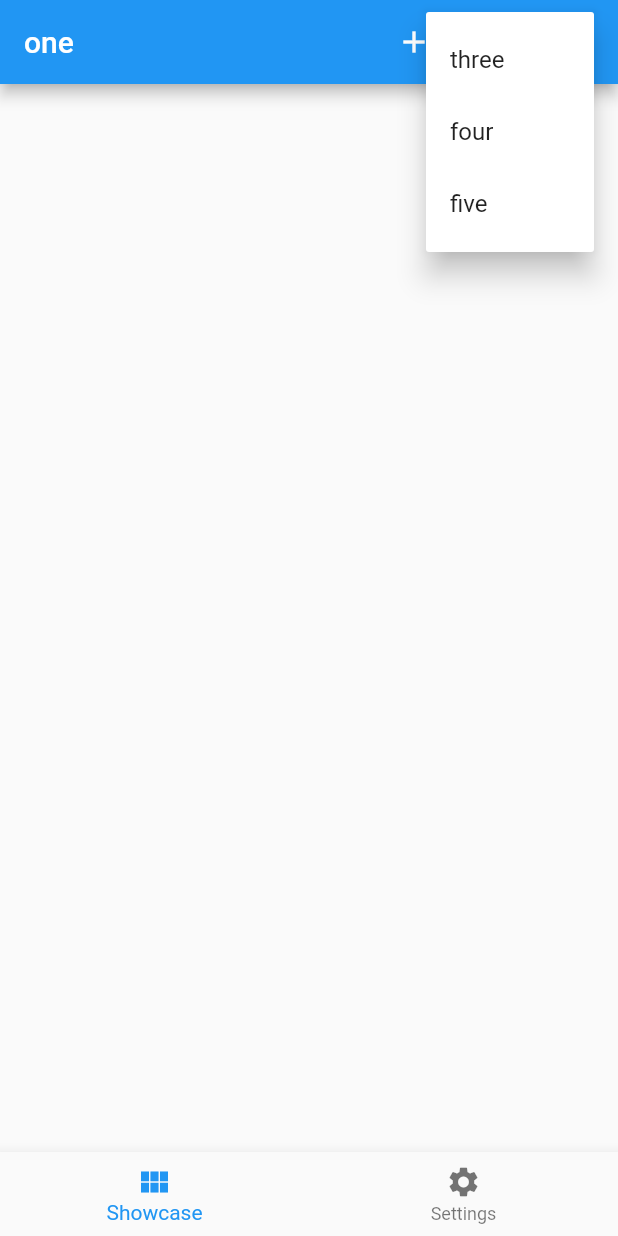
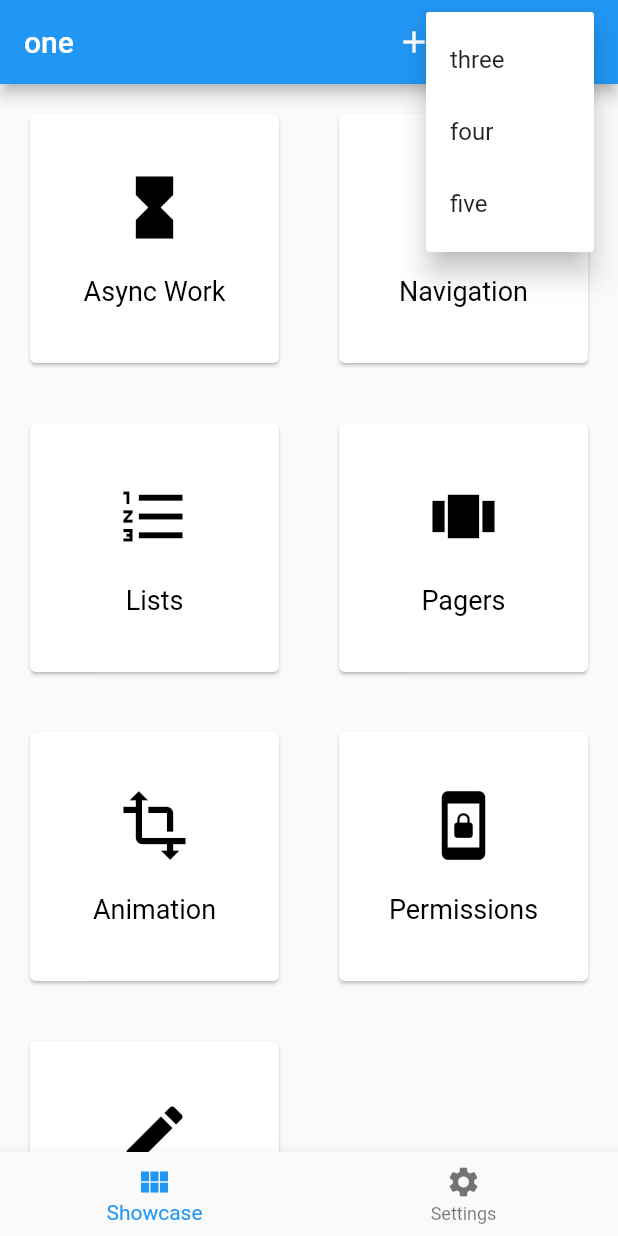
Before and after one commit to BrackeNavaron/bachproef_sourcecode, a Flutter app: the screen it shows after launch, after a tap on the "more vert" icon, on a phone screen of 412 x 824 dp. Run offline on Flutter 3.47's test engine with Material 2 defaults, Android fonts, the phone set to English and light mode, and no system bars; our stand-ins replace responsive_builder.

Commit message:
Added Choice Grid

```diff
--- a/flutter/bachelorproef/lib/widgets/choiceGrid.dart
+++ b/flutter/bachelorproef/lib/widgets/choiceGrid.dart
@@ -4,14 +4,103 @@ import 'package:responsive_builder/responsive_builder.dart';
 
 class ChoiceGrid extends StatelessWidget {
 
-  //TODO nest a navigator
   @override
   Widget build(BuildContext context) {
+    final choices = [
+      {
+        "label": S.of(context).asyncWork,
+        "destination":"asyncRoute",
+        "image": Icons.hourglass_full
+      },
+      {
+        "label": S.of(context).navigation,
+        "destination":"navigationRoute",
+        "image": Icons.navigation
+      },
+      {
+        "label": S.of(context).lists,
+        "destination":"listRoute",
+        "image": Icons.format_list_numbered
+      },
+      {
+        "label": S.of(context).pagers,
+        "destination":"pagerRoute",
+        "image": Icons.view_carousel
+      },
+      {
+        "label": S.of(context).animation,
+        "destination":"animationRoute",
+        "image": Icons.transform
+      },
+      {
+        "label": S.of(context).permissions,
+        "destination":"permissionsRoute",
+        "image": Icons.screen_lock_portrait
+      },
+      {
+        "label": S.of(context).forms,
+        "destination":"formsRoute",
+        "image": Icons.create
+      }
+    ];
+
     return Scaffold(
       appBar: AppBar(
         title: AppBarContent(),
       ),
-      body: Container(),//TODO grid
+      body: ScreenTypeLayout.builder(
+        mobile: (context){
+          return OrientationLayoutBuilder(
+            portrait: (context){
+              return _buildOptionsGrid(context, choices, 2);
+            },
+            landscape: (context){
+              return _buildOptionsGrid(context, choices, 3);
+            },
+          );
+        },
+        tablet: (context){
+          return OrientationLayoutBuilder(
+            portrait: (context){
+              return _buildOptionsGrid(context, choices, 3);
+            },
+            landscape: (context){
+              return _buildOptionsGrid(context, choices, 4);
+            },
+          );
+        },
+      ),
+    );
+  }
+
+  Widget _buildOptionsGrid(BuildContext context,List<Map<String,dynamic>> choices,int crossAxisCount){
+    return GridView.builder(
+        gridDelegate: SliverGridDelegateWithFixedCrossAxisCount(crossAxisCount: crossAxisCount),
+        itemCount: choices.length,
+        itemBuilder: (context,index){
+          return GestureDetector(
+            onTap: (){
+              //TODO navigate to the item tab
+            },
+            child: SizedBox(
+              width: 150,
+              height: 150,
+              child: Padding(
+                padding: const EdgeInsets.all(16),
+                child: Card(
+                  child: Column(
+                    mainAxisAlignment: MainAxisAlignment.center,
+                    children: <Widget>[
+                      Icon(choices[index]["image"],color: Colors.black,size: 50),
+                      SizedBox(height: 20),
+                      Text(choices[index]["label"],style: TextStyle(color: Colors.black,fontSize: 18))
+                    ],
+                  ),
+                ),
+              ),
+            ),
+          );
+        }
     );
   }
 }
--- /dev/null
+++ b/flutter/bachelorproef/lib/widgets/choiceGridNavigator.dart
@@ -0,0 +1,22 @@
+import 'package:bachelorproef/widgets/choiceGrid.dart';
+import 'package:flutter/material.dart';
+
+///This Widget defines a Navigator that sits above the choices grid.
+class ChoiceGridNavigator extends StatelessWidget {
+
+  //TO use this navigator, call Navigator.of() with pushReplacementNamed and the name of the route
+  @override
+  Widget build(BuildContext context) {
+    return Navigator(
+      initialRoute: 'choiceGridRoute',
+      onGenerateRoute: (settings){
+        var builder;
+        switch(settings.name){
+          //TODO more routes above default, one per option in the grid + per extra nested navigation things
+          default: builder = (BuildContext _) => ChoiceGrid();
+        }
+        return MaterialPageRoute(builder: builder, settings: settings);
+      },
+    );
+  }
+}
--- a/flutter/bachelorproef/lib/widgets/showcase.dart
+++ b/flutter/bachelorproef/lib/widgets/showcase.dart
@@ -1,5 +1,5 @@
 import 'package:bachelorproef/generated/i18n.dart';
-import 'package:bachelorproef/widgets/choiceGrid.dart';
+import 'package:bachelorproef/widgets/choiceGridNavigator.dart';
 import 'package:bachelorproef/widgets/settingsPage.dart';
 import 'package:flutter/material.dart';
 
@@ -26,7 +26,7 @@ class _ShowcaseState extends State<Showcase> {
       body: PageView(
         controller: _pageController,
         children: <Widget>[
-          ChoiceGrid(),
+          ChoiceGridNavigator(),
           SettingsPage(),
         ],
       ),
--- a/flutter/bachelorproef/res/values/strings_en.arb
+++ b/flutter/bachelorproef/res/values/strings_en.arb
@@ -5,5 +5,12 @@
   "four":"four",
   "five": "five",
   "showcaseTab": "Showcase",
-  "settingsTab": "Settings"
+  "settingsTab": "Settings",
+  "asyncWork": "Async Work",
+  "navigation": "Navigation",
+  "lists": "Lists",
+  "pagers": "Pagers",
+  "animation": "Animation",
+  "permissions": "Permissions",
+  "forms": "Forms"
 }
--- a/flutter/bachelorproef/res/values/strings_nl.arb
+++ b/flutter/bachelorproef/res/values/strings_nl.arb
@@ -5,5 +5,12 @@
   "four":"vier",
   "five": "vijf",
   "showcaseTab": "Voorvertoning",
-  "settingsTab": "Instellingen"
+  "settingsTab": "Instellingen",
+  "asyncWork": "Asynchroon Werk",
+  "navigation": "Navigatie",
+  "lists": "Lijsten",
+  "pagers": "Pagers",
+  "animation": "Animatie",
+  "permissions": "Permissies",
+  "forms": "Formulieren"
 }
```
Also changed, not shown: flutter/bachelorproef/lib/generated/i18n.dart.
